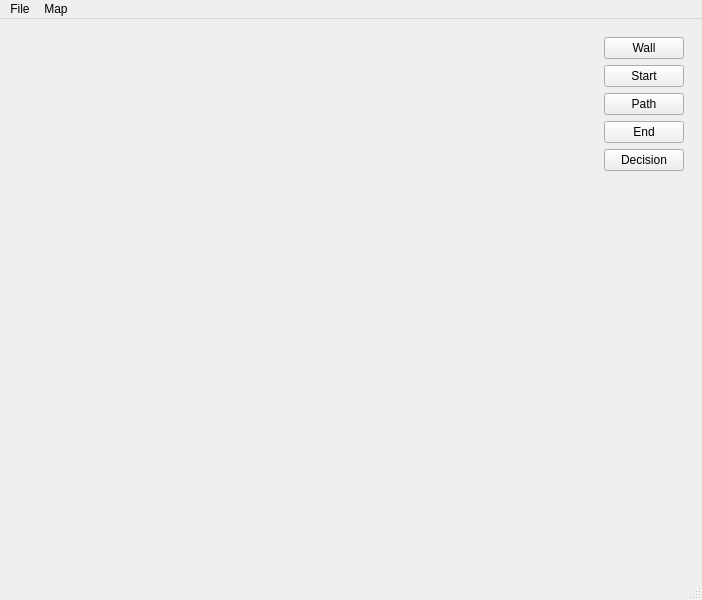
Old version of the form MapGenerator/mainwindow.ui in the repository HB-fga/LabirintoRatoCego.
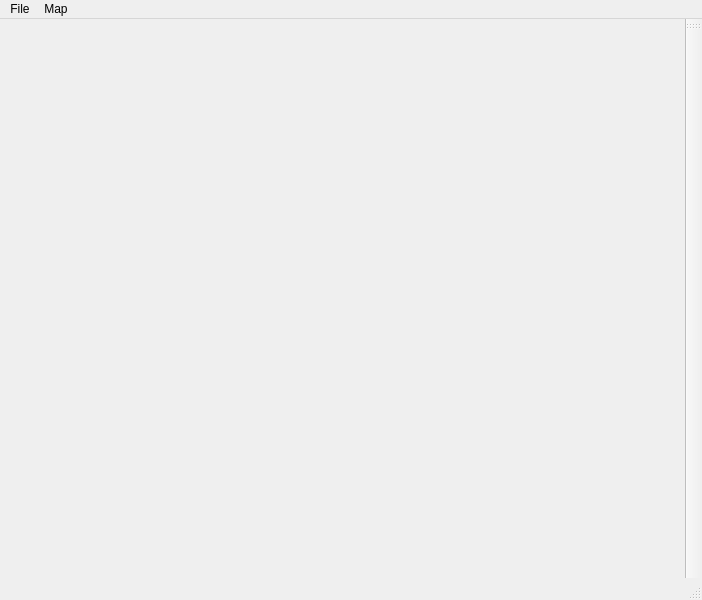
New version of the form. Icons and pictures are not drawn. Custom widgets are drawn as their Qt base class.

Commit message: Atualizando a barra de ferramentas para QToolbar

The edit to the form file:
```diff
--- a/MapGenerator/mainwindow.ui
+++ b/MapGenerator/mainwindow.ui
@@ -25,82 +25,6 @@
       </property>
      </widget>
     </item>
-    <item row="0" column="1" alignment="Qt::AlignRight|Qt::AlignTop">
-     <widget class="QWidget" name="gridWidget" native="true">
-      <layout class="QGridLayout" name="gridLayout_2">
-       <item row="2" column="0">
-        <widget class="QPushButton" name="cellPath">
-         <property name="text">
-          <string>Path</string>
-         </property>
-         <property name="icon">
-          <iconset>
-           <normaloff>assets/path.png</normaloff>assets/path.png</iconset>
-         </property>
-         <property name="shortcut">
-          <string>P</string>
-         </property>
-        </widget>
-       </item>
-       <item row="4" column="0">
-        <widget class="QPushButton" name="cellDecision">
-         <property name="text">
-          <string>Decision</string>
-         </property>
-         <property name="icon">
-          <iconset>
-           <normaloff>assets/decision.png</normaloff>assets/decision.png</iconset>
-         </property>
-         <property name="shortcut">
-          <string>D</string>
-         </property>
-        </widget>
-       </item>
-       <item row="1" column="0">
-        <widget class="QPushButton" name="cellStart">
-         <property name="text">
-          <string>Start</string>
-         </property>
-         <property name="icon">
-          <iconset>
-           <normaloff>assets/start.png</normaloff>assets/start.png</iconset>
-         </property>
-         <property name="shortcut">
-          <string>S</string>
-         </property>
-        </widget>
-       </item>
-       <item row="3" column="0">
-        <widget class="QPushButton" name="cellEnd">
-         <property name="text">
-          <string>End</string>
-         </property>
-         <property name="icon">
-          <iconset>
-           <normaloff>assets/end.png</normaloff>assets/end.png</iconset>
-         </property>
-         <property name="shortcut">
-          <string>E</string>
-         </property>
-        </widget>
-       </item>
-       <item row="0" column="0">
-        <widget class="QPushButton" name="cellWall">
-         <property name="text">
-          <string>Wall</string>
-         </property>
-         <property name="icon">
-          <iconset>
-           <normaloff>assets/wall.png</normaloff>assets/wall.png</iconset>
-         </property>
-         <property name="shortcut">
-          <string>W</string>
-         </property>
-        </widget>
-       </item>
-      </layout>
-     </widget>
-    </item>
    </layout>
   </widget>
   <widget class="QMenuBar" name="menubar">
@@ -132,6 +56,20 @@
    <addaction name="menuMap"/>
   </widget>
   <widget class="QStatusBar" name="statusbar"/>
+  <widget class="QToolBar" name="toolBar">
+   <property name="windowTitle">
+    <string>toolBar</string>
+   </property>
+   <property name="allowedAreas">
+    <set>Qt::LeftToolBarArea|Qt::RightToolBarArea</set>
+   </property>
+   <attribute name="toolBarArea">
+    <enum>RightToolBarArea</enum>
+   </attribute>
+   <attribute name="toolBarBreak">
+    <bool>false</bool>
+   </attribute>
+  </widget>
   <action name="actionSaveAs">
    <property name="icon">
     <iconset theme="document-save-as"/>
```
Left out of the diff: 80 changed lines with no effect on the pictures. The commit also changes 2 other files.
